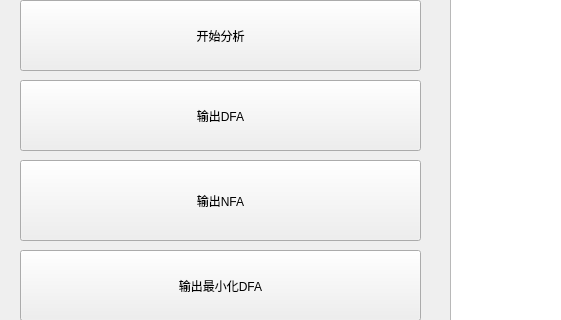
guanjunyou/LexicalAnalysisGenerator, file parsing/parsing.ui: the form before one commit; both pictures show x 0 to 561 and y 247 to 567 of the 1199 by 746 pixel window.
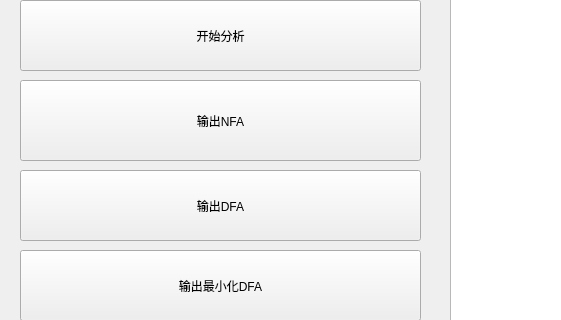
The form after the commit.

Commit message: [UPDATE]新增界面示意图

Patch:
```diff
--- a/parsing/parsing.ui
+++ b/parsing/parsing.ui
@@ -100,7 +100,7 @@
     <property name="geometry">
      <rect>
       <x>20</x>
-      <y>390</y>
+      <y>310</y>
       <width>401</width>
       <height>81</height>
      </rect>
@@ -113,7 +113,7 @@
     <property name="geometry">
      <rect>
       <x>20</x>
-      <y>310</y>
+      <y>400</y>
       <width>401</width>
       <height>71</height>
      </rect>
```
Left out of the diff: 6 changed lines with no effect on the pictures. The commit also changes 5 other files.
